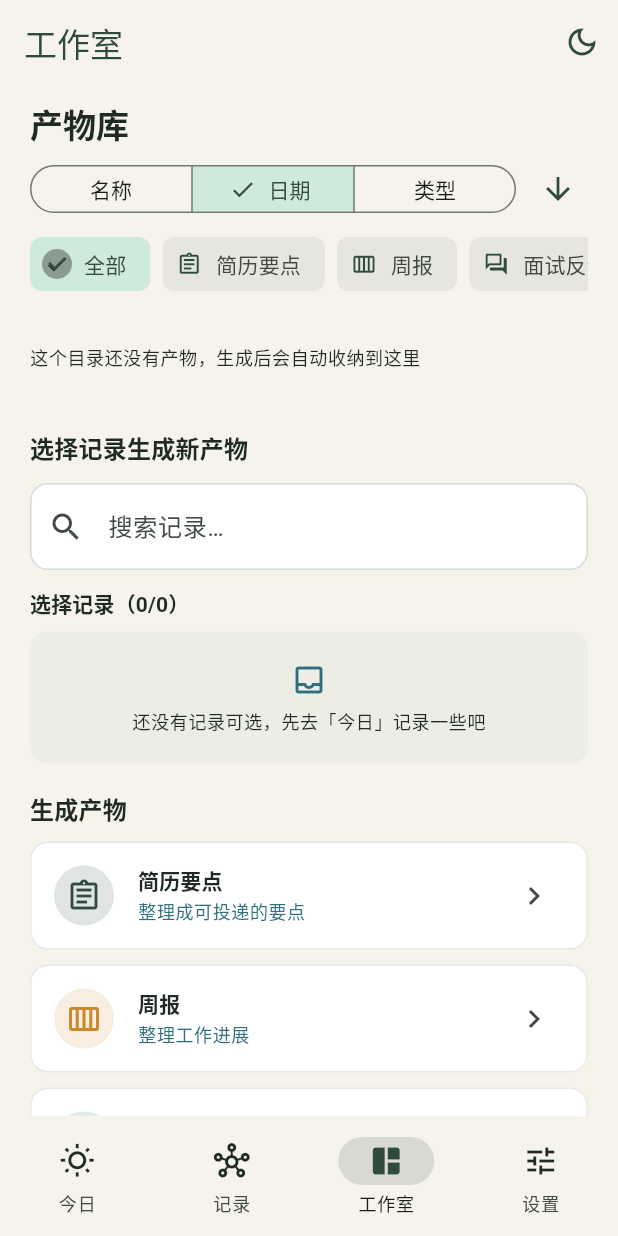
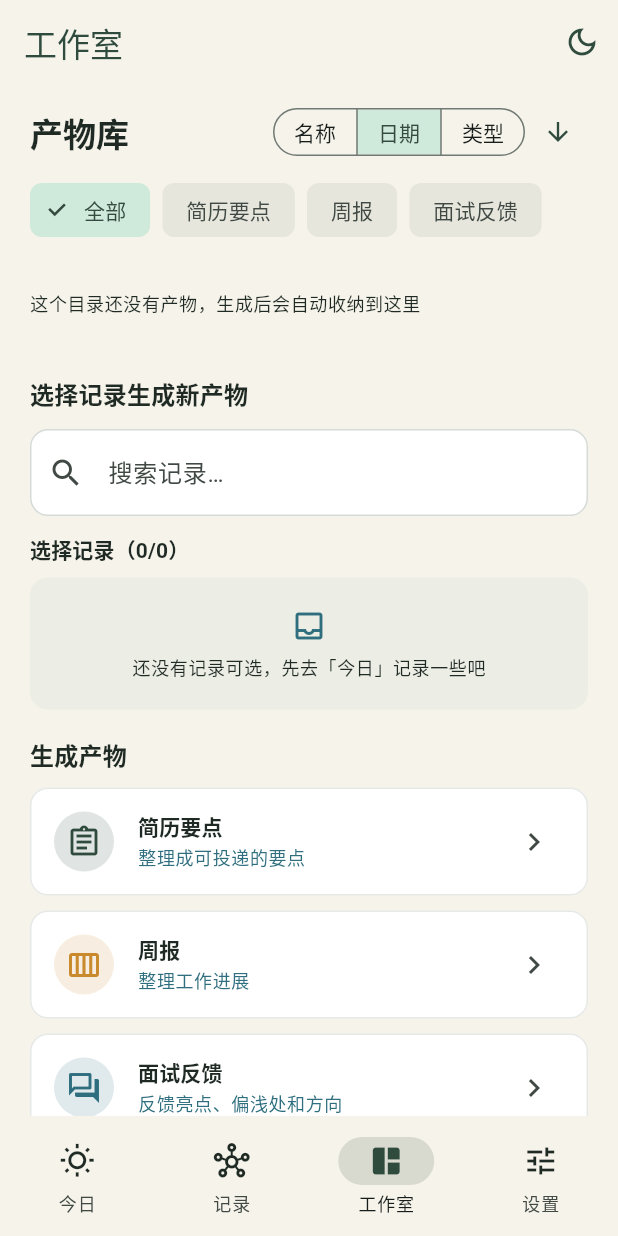
Before and after one commit to greatleo31/daily-asking, a Flutter app: the screen it shows after launch, item 3 of the bottom bar chosen, on a phone screen of 412 x 824 dp. Run offline on Flutter 3.47's test engine with Material 3 defaults, Android fonts, the phone set to English and light mode, and no system bars; our stand-ins replace flutter_markdown_plus, flutter_secure_storage, shared_preferences; missing offline and left inert: markdown.

Commit message:
feat(ui): 排序收进产物库标题行,筛选 chips 去图标紧凑
排序分段+方向箭头并入标题行右侧,省去独立排序行;
folder chips 移除类型图标(M3 内建勾保留选中态),整体更紧凑。

```diff
--- a/lib/artifacts/studio_page.dart
+++ b/lib/artifacts/studio_page.dart
@@ -388,23 +388,23 @@ class _ArtifactLibraryHeader extends StatelessWidget {
     return Column(
       crossAxisAlignment: CrossAxisAlignment.start,
       children: [
-        Text(
+        Row(
+          children: [
+            Expanded(
+              child: Text(
                 '产物库',
                 style: theme.textTheme.titleLarge?.copyWith(
                   fontWeight: FontWeight.w800,
                 ),
               ),
-        const SizedBox(height: 10),
-        Row(
-          children: [
-            Expanded(
-              child: SegmentedButton<ArtifactSortField>(
+            ),
+            SegmentedButton<ArtifactSortField>(
               segments: [
                 for (final field in ArtifactSortField.values)
                   ButtonSegment(value: field, label: Text(field.label)),
               ],
               selected: {sortField},
-                showSelectedIcon: true,
+              showSelectedIcon: false,
               onSelectionChanged: (selection) => onSortSelected(
                 (field: selection.first, ascending: ascending),
               ),
@@ -413,21 +413,23 @@ class _ArtifactLibraryHeader extends StatelessWidget {
                 tapTargetSize: MaterialTapTargetSize.shrinkWrap,
               ),
             ),
-            ),
-            const SizedBox(width: 8),
+            const SizedBox(width: 2),
             IconButton(
               tooltip: ascending ? '切换为降序' : '切换为升序',
               visualDensity: VisualDensity.compact,
+              padding: EdgeInsets.zero,
+              constraints: const BoxConstraints(minWidth: 32, minHeight: 32),
               onPressed: () =>
                   onSortSelected((field: sortField, ascending: !ascending)),
               icon: Icon(
                 ascending ? Icons.arrow_upward : Icons.arrow_downward,
+                size: 20,
                 color: theme.colorScheme.primary,
               ),
             ),
           ],
         ),
-        const SizedBox(height: 6),
+        const SizedBox(height: 8),
         SingleChildScrollView(
           scrollDirection: Axis.horizontal,
           child: Row(
@@ -437,10 +439,6 @@ class _ArtifactLibraryHeader extends StatelessWidget {
                 padding: const EdgeInsets.only(right: 8),
                 child: ChoiceChip(
                   selected: selected,
-                  avatar: Icon(
-                    selected ? Icons.check : _folderIcon(item),
-                    size: 17,
-                  ),
                   label: Text(item.label),
                   onSelected: (_) => onFolderChanged(item),
                 ),
@@ -452,12 +450,6 @@ class _ArtifactLibraryHeader extends StatelessWidget {
     );
   }
 
-  IconData _folderIcon(ArtifactLibraryFolder folder) => switch (folder) {
-    ArtifactLibraryFolder.all => Icons.folder_open_outlined,
-    ArtifactLibraryFolder.resume => Icons.assignment_outlined,
-    ArtifactLibraryFolder.weekly => Icons.calendar_view_week_outlined,
-    ArtifactLibraryFolder.interview => Icons.question_answer_outlined,
-  };
 }
 
 class _ArtifactLibraryList extends StatelessWidget {
```
Lines whose indentation alone changed are shown as unchanged.
